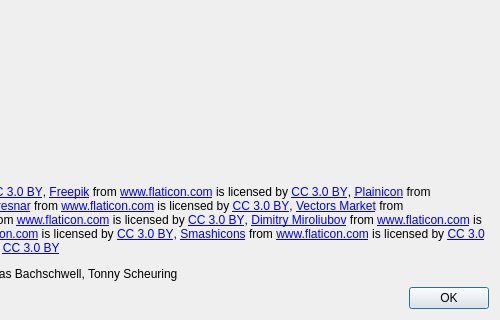
Above: src/aboutdialog.ui from roboticafacil/facilino before the change; both pictures show x 298 to 798 and y 250 to 570 of the 798 by 570 pixel window. Below: the same form after it.
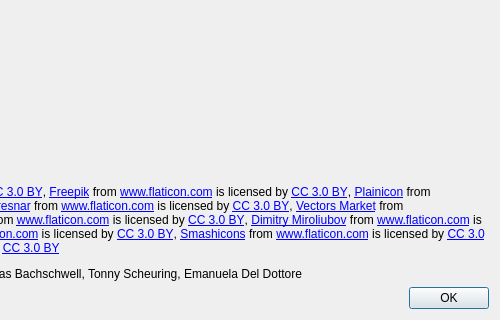
That is the form after the change. Icons and pictures are not drawn.

What changed in the file:
```diff
--- a/src/aboutdialog.ui
+++ b/src/aboutdialog.ui
@@ -39,7 +39,7 @@
    <item>
     <widget class="QLabel" name="label_4">
      <property name="text">
-      <string>&lt;html&gt;&lt;head/&gt;&lt;body&gt;&lt;p&gt;Facilino 1.2.2 (all rights reserved). Visit our store &lt;a href=&quot;https://roboticafacil.es&quot;&gt;&lt;span style=&quot; text-decoration: underline; color:#0000ff;&quot;&gt;roboticafacil.es&lt;/span&gt;&lt;/a&gt;.&lt;/p&gt;&lt;p&gt;Created by: Leopoldo Armesto Ángel&lt;/p&gt;&lt;p&gt;It uses the following open source projects:&lt;/p&gt;&lt;ul style=&quot;margin-top: 0px; margin-bottom: 0px; margin-left: 0px; margin-right: 0px; -qt-list-indent: 1;&quot;&gt;&lt;li style=&quot; margin-top:12px; margin-bottom:0px; margin-left:0px; margin-right:0px; -qt-block-indent:0; text-indent:0px;&quot;&gt;&lt;a href=&quot;http://www.qt.io/&quot;&gt;&lt;span style=&quot; text-decoration: underline; color:#0000ff;&quot;&gt;Qt 5&lt;/span&gt;&lt;/a&gt;, The Qt Company (LGPL license 2.1).&lt;/li&gt;&lt;li style=&quot; margin-top:12px; margin-bottom:0px; margin-left:0px; margin-right:0px; -qt-block-indent:0; text-indent:0px;&quot;&gt;&lt;a href=&quot;https://developers.google.com/blockly/&quot;&gt;&lt;span style=&quot; text-decoration: underline; color:#0000ff;&quot;&gt;Google Blockly&lt;/span&gt;&lt;/a&gt; (MIT license).&lt;/li&gt;&lt;li style=&quot; margin-top:12px; margin-bottom:0px; margin-left:0px; margin-right:0px; -qt-block-indent:0; text-indent:0px;&quot;&gt;&lt;a href=&quot;https://github.com/bq/roboblocks&quot;&gt;&lt;span style=&quot; text-decoration: underline; color:#0000ff;&quot;&gt;Roboblocks&lt;/span&gt;&lt;/a&gt;, bq (LGPL license).&lt;/li&gt;&lt;li style=&quot; margin-top:12px; margin-bottom:0px; margin-left:0px; margin-right:0px; -qt-block-indent:0; text-indent:0px;&quot;&gt;&lt;a href=&quot;http://visualino.net&quot;&gt;&lt;span style=&quot; text-decoration: underline; color:#0000ff;&quot;&gt;Visualino&lt;/span&gt;&lt;/a&gt;, Victor Ruíz (MIT license).&lt;/li&gt;&lt;/ul&gt;&lt;p&gt;Icons made by:&lt;/p&gt;&lt;p&gt;&lt;a href=&quot; http://www.flaticon.com/authors/madebyoliver&quot;&gt;&lt;span style=&quot; text-decoration: underline; color:#0000ff;&quot;&gt;Madebyoliver&lt;/span&gt;&lt;/a&gt; from &lt;a href=&quot; http://www.flaticon.com&quot;&gt;&lt;span style=&quot; text-decoration: underline; color:#0000ff;&quot;&gt;www.flaticon.com&lt;/span&gt;&lt;/a&gt; is licensed by &lt;a href=&quot;http://creativecommons.org/licenses/by/3.0/&quot;&gt;&lt;span style=&quot; text-decoration: underline; color:#0000ff;&quot;&gt;CC 3.0 BY&lt;/span&gt;&lt;/a&gt;, &lt;a href=&quot;http://www.freepik.com&quot;&gt;&lt;span style=&quot; text-decoration: underline; color:#0000ff;&quot;&gt;Freepik&lt;/span&gt;&lt;/a&gt; from &lt;a href=&quot; http://www.flaticon.com&quot;&gt;&lt;span style=&quot; text-decoration: underline; color:#0000ff;&quot;&gt;www.flaticon.com&lt;/span&gt;&lt;/a&gt; is licensed by &lt;a href=&quot;http://creativecommons.org/licenses/by/3.0/&quot;&gt;&lt;span style=&quot; text-decoration: underline; color:#0000ff;&quot;&gt;CC 3.0 BY&lt;/span&gt;&lt;/a&gt;, &lt;a href=&quot;http://www.flaticon.com/authors/plainicon&quot;&gt;&lt;span style=&quot; text-decoration: underline; color:#0000ff;&quot;&gt;Plainicon&lt;/span&gt;&lt;/a&gt; from &lt;a href=&quot; http://www.flaticon.com&quot;&gt;&lt;span style=&quot; text-decoration: underline; color:#0000ff;&quot;&gt;www.flaticon.com&lt;/span&gt;&lt;/a&gt; is licensed by &lt;a href=&quot;http://creativecommons.org/licenses/by/3.0/&quot;&gt;&lt;span style=&quot; text-decoration: underline; color:#0000ff;&quot;&gt;CC 3.0 BY&lt;/span&gt;&lt;/a&gt;, &lt;a href=&quot;http://www.flaticon.com/authors/gregor-cresnar&quot;&gt;&lt;span style=&quot; text-decoration: underline; color:#0000ff;&quot;&gt;Gregor Cresnar&lt;/span&gt;&lt;/a&gt; from &lt;a href=&quot; http://www.flaticon.com&quot;&gt;&lt;span style=&quot; text-decoration: underline; color:#0000ff;&quot;&gt;www.flaticon.com&lt;/span&gt;&lt;/a&gt; is licensed by &lt;a href=&quot;http://creativecommons.org/licenses/by/3.0/&quot;&gt;&lt;span style=&quot; text-decoration: underline; color:#0000ff;&quot;&gt;CC 3.0 BY&lt;/span&gt;&lt;/a&gt;, &lt;a href=&quot;http://www.flaticon.com/authors/vectors-market&quot;&gt;&lt;span style=&quot; text-decoration: underline; color:#0000ff;&quot;&gt;Vectors Market&lt;/span&gt;&lt;/a&gt; from &lt;a href=&quot; http://www.flaticon.com&quot;&gt;&lt;span style=&quot; text-decoration: underline; color:#0000ff;&quot;&gt;www.flaticon.com&lt;/span&gt;&lt;/a&gt; is licensed by &lt;a href=&quot;http://creativecommons.org/licenses/by/3.0/&quot;&gt;&lt;span style=&quot; text-decoration: underline; color:#0000ff;&quot;&gt;CC 3.0 BY&lt;/span&gt;&lt;/a&gt;, &lt;a href=&quot; http://www.flaticon.com/authors/google&quot;&gt;&lt;span style=&quot; text-decoration: underline; color:#0000ff;&quot;&gt;Google&lt;/span&gt;&lt;/a&gt; from &lt;a href=&quot; http://www.flaticon.com&quot;&gt;&lt;span style=&quot; text-decoration: underline; color:#0000ff;&quot;&gt;www.flaticon.com&lt;/span&gt;&lt;/a&gt; is licensed by &lt;a href=&quot;http://creativecommons.org/licenses/by/3.0/&quot;&gt;&lt;span style=&quot; text-decoration: underline; color:#0000ff;&quot;&gt;CC 3.0 BY&lt;/span&gt;&lt;/a&gt;, &lt;a href=&quot;http://www.flaticon.com/authors/dimitry-miroliubov&quot;&gt;&lt;span style=&quot; text-decoration: underline; color:#0000ff;&quot;&gt;Dimitry Miroliubov&lt;/span&gt;&lt;/a&gt; from &lt;a href=&quot;http://www.flaticon.com&quot;&gt;&lt;span style=&quot; text-decoration: underline; color:#0000ff;&quot;&gt;www.flaticon.com&lt;/span&gt;&lt;/a&gt; is licensed by &lt;a href=&quot;http://creativecommons.org/licenses/by/3.0/&quot;&gt;&lt;span style=&quot; text-decoration: underline; color:#0000ff;&quot;&gt;CC 3.0 BY&lt;/span&gt;&lt;/a&gt;, &lt;a href=&quot; https://www.flaticon.com/authors/eleonor-wang&quot;&gt;&lt;span style=&quot; text-decoration: underline; color:#0000ff;&quot;&gt;Eleonor Wang&lt;/span&gt;&lt;/a&gt; from &lt;a href=&quot;http://www.flaticon.com&quot;&gt;&lt;span style=&quot; text-decoration: underline; color:#0000ff;&quot;&gt;www.flaticon.com&lt;/span&gt;&lt;/a&gt; is licensed by &lt;a href=&quot;http://creativecommons.org/licenses/by/3.0/&quot;&gt;&lt;span style=&quot; text-decoration: underline; color:#0000ff;&quot;&gt;CC 3.0 BY&lt;/span&gt;&lt;/a&gt;, &lt;a href=&quot;https://www.flaticon.com/authors/smashicons&quot;&gt;&lt;span style=&quot; text-decoration: underline; color:#0000ff;&quot;&gt;Smashicons&lt;/span&gt;&lt;/a&gt; from &lt;a href=&quot;http://www.flaticon.com&quot;&gt;&lt;span style=&quot; text-decoration: underline; color:#0000ff;&quot;&gt;www.flaticon.com&lt;/span&gt;&lt;/a&gt; is licensed by &lt;a href=&quot;http://creativecommons.org/licenses/by/3.0/&quot;&gt;&lt;span style=&quot; text-decoration: underline; color:#0000ff;&quot;&gt;CC 3.0 BY&lt;/span&gt;&lt;/a&gt;, &lt;a href=&quot;https://www.flaticon.com/authors/those-icons&quot;&gt;&lt;span style=&quot; text-decoration: underline; color:#0000ff;&quot;&gt;Those Icons&lt;/span&gt;&lt;/a&gt; from &lt;a href=&quot;http://www.flaticon.com&quot;&gt;&lt;span style=&quot; text-decoration: underline; color:#0000ff;&quot;&gt;www.flaticon.com&lt;/span&gt;&lt;/a&gt; is licensed by &lt;a href=&quot;http://creativecommons.org/licenses/by/3.0/&quot;&gt;&lt;span style=&quot; text-decoration: underline; color:#0000ff;&quot;&gt;CC 3.0 BY&lt;/span&gt;&lt;/a&gt;&lt;/p&gt;&lt;p&gt;Acknowledgements: Florentino Fernández Cueto, Lukas Bachschwell, Tonny Scheuring&lt;/p&gt;&lt;/body&gt;&lt;/html&gt;</string>
+      <string>&lt;html&gt;&lt;head/&gt;&lt;body&gt;&lt;p&gt;Facilino 1.2.2 (all rights reserved). Visit our store &lt;a href=&quot;https://roboticafacil.es&quot;&gt;&lt;span style=&quot; text-decoration: underline; color:#0000ff;&quot;&gt;roboticafacil.es&lt;/span&gt;&lt;/a&gt;.&lt;/p&gt;&lt;p&gt;Created by: Leopoldo Armesto Ángel&lt;/p&gt;&lt;p&gt;It uses the following open source projects:&lt;/p&gt;&lt;ul style=&quot;margin-top: 0px; margin-bottom: 0px; margin-left: 0px; margin-right: 0px; -qt-list-indent: 1;&quot;&gt;&lt;li style=&quot; margin-top:12px; margin-bottom:0px; margin-left:0px; margin-right:0px; -qt-block-indent:0; text-indent:0px;&quot;&gt;&lt;a href=&quot;http://www.qt.io/&quot;&gt;&lt;span style=&quot; text-decoration: underline; color:#0000ff;&quot;&gt;Qt 5&lt;/span&gt;&lt;/a&gt;, The Qt Company (LGPL license 2.1).&lt;/li&gt;&lt;li style=&quot; margin-top:12px; margin-bottom:0px; margin-left:0px; margin-right:0px; -qt-block-indent:0; text-indent:0px;&quot;&gt;&lt;a href=&quot;https://developers.google.com/blockly/&quot;&gt;&lt;span style=&quot; text-decoration: underline; color:#0000ff;&quot;&gt;Google Blockly&lt;/span&gt;&lt;/a&gt; (MIT license).&lt;/li&gt;&lt;li style=&quot; margin-top:12px; margin-bottom:0px; margin-left:0px; margin-right:0px; -qt-block-indent:0; text-indent:0px;&quot;&gt;&lt;a href=&quot;https://github.com/bq/roboblocks&quot;&gt;&lt;span style=&quot; text-decoration: underline; color:#0000ff;&quot;&gt;Roboblocks&lt;/span&gt;&lt;/a&gt;, bq (LGPL license).&lt;/li&gt;&lt;li style=&quot; margin-top:12px; margin-bottom:0px; margin-left:0px; margin-right:0px; -qt-block-indent:0; text-indent:0px;&quot;&gt;&lt;a href=&quot;http://visualino.net&quot;&gt;&lt;span style=&quot; text-decoration: underline; color:#0000ff;&quot;&gt;Visualino&lt;/span&gt;&lt;/a&gt;, Victor Ruíz (MIT license).&lt;/li&gt;&lt;/ul&gt;&lt;p&gt;Icons made by:&lt;/p&gt;&lt;p&gt;&lt;a href=&quot; http://www.flaticon.com/authors/madebyoliver&quot;&gt;&lt;span style=&quot; text-decoration: underline; color:#0000ff;&quot;&gt;Madebyoliver&lt;/span&gt;&lt;/a&gt; from &lt;a href=&quot; http://www.flaticon.com&quot;&gt;&lt;span style=&quot; text-decoration: underline; color:#0000ff;&quot;&gt;www.flaticon.com&lt;/span&gt;&lt;/a&gt; is licensed by &lt;a href=&quot;http://creativecommons.org/licenses/by/3.0/&quot;&gt;&lt;span style=&quot; text-decoration: underline; color:#0000ff;&quot;&gt;CC 3.0 BY&lt;/span&gt;&lt;/a&gt;, &lt;a href=&quot;http://www.freepik.com&quot;&gt;&lt;span style=&quot; text-decoration: underline; color:#0000ff;&quot;&gt;Freepik&lt;/span&gt;&lt;/a&gt; from &lt;a href=&quot; http://www.flaticon.com&quot;&gt;&lt;span style=&quot; text-decoration: underline; color:#0000ff;&quot;&gt;www.flaticon.com&lt;/span&gt;&lt;/a&gt; is licensed by &lt;a href=&quot;http://creativecommons.org/licenses/by/3.0/&quot;&gt;&lt;span style=&quot; text-decoration: underline; color:#0000ff;&quot;&gt;CC 3.0 BY&lt;/span&gt;&lt;/a&gt;, &lt;a href=&quot;http://www.flaticon.com/authors/plainicon&quot;&gt;&lt;span style=&quot; text-decoration: underline; color:#0000ff;&quot;&gt;Plainicon&lt;/span&gt;&lt;/a&gt; from &lt;a href=&quot; http://www.flaticon.com&quot;&gt;&lt;span style=&quot; text-decoration: underline; color:#0000ff;&quot;&gt;www.flaticon.com&lt;/span&gt;&lt;/a&gt; is licensed by &lt;a href=&quot;http://creativecommons.org/licenses/by/3.0/&quot;&gt;&lt;span style=&quot; text-decoration: underline; color:#0000ff;&quot;&gt;CC 3.0 BY&lt;/span&gt;&lt;/a&gt;, &lt;a href=&quot;http://www.flaticon.com/authors/gregor-cresnar&quot;&gt;&lt;span style=&quot; text-decoration: underline; color:#0000ff;&quot;&gt;Gregor Cresnar&lt;/span&gt;&lt;/a&gt; from &lt;a href=&quot; http://www.flaticon.com&quot;&gt;&lt;span style=&quot; text-decoration: underline; color:#0000ff;&quot;&gt;www.flaticon.com&lt;/span&gt;&lt;/a&gt; is licensed by &lt;a href=&quot;http://creativecommons.org/licenses/by/3.0/&quot;&gt;&lt;span style=&quot; text-decoration: underline; color:#0000ff;&quot;&gt;CC 3.0 BY&lt;/span&gt;&lt;/a&gt;, &lt;a href=&quot;http://www.flaticon.com/authors/vectors-market&quot;&gt;&lt;span style=&quot; text-decoration: underline; color:#0000ff;&quot;&gt;Vectors Market&lt;/span&gt;&lt;/a&gt; from &lt;a href=&quot; http://www.flaticon.com&quot;&gt;&lt;span style=&quot; text-decoration: underline; color:#0000ff;&quot;&gt;www.flaticon.com&lt;/span&gt;&lt;/a&gt; is licensed by &lt;a href=&quot;http://creativecommons.org/licenses/by/3.0/&quot;&gt;&lt;span style=&quot; text-decoration: underline; color:#0000ff;&quot;&gt;CC 3.0 BY&lt;/span&gt;&lt;/a&gt;, &lt;a href=&quot; http://www.flaticon.com/authors/google&quot;&gt;&lt;span style=&quot; text-decoration: underline; color:#0000ff;&quot;&gt;Google&lt;/span&gt;&lt;/a&gt; from &lt;a href=&quot; http://www.flaticon.com&quot;&gt;&lt;span style=&quot; text-decoration: underline; color:#0000ff;&quot;&gt;www.flaticon.com&lt;/span&gt;&lt;/a&gt; is licensed by &lt;a href=&quot;http://creativecommons.org/licenses/by/3.0/&quot;&gt;&lt;span style=&quot; text-decoration: underline; color:#0000ff;&quot;&gt;CC 3.0 BY&lt;/span&gt;&lt;/a&gt;, &lt;a href=&quot;http://www.flaticon.com/authors/dimitry-miroliubov&quot;&gt;&lt;span style=&quot; text-decoration: underline; color:#0000ff;&quot;&gt;Dimitry Miroliubov&lt;/span&gt;&lt;/a&gt; from &lt;a href=&quot;http://www.flaticon.com&quot;&gt;&lt;span style=&quot; text-decoration: underline; color:#0000ff;&quot;&gt;www.flaticon.com&lt;/span&gt;&lt;/a&gt; is licensed by &lt;a href=&quot;http://creativecommons.org/licenses/by/3.0/&quot;&gt;&lt;span style=&quot; text-decoration: underline; color:#0000ff;&quot;&gt;CC 3.0 BY&lt;/span&gt;&lt;/a&gt;, &lt;a href=&quot; https://www.flaticon.com/authors/eleonor-wang&quot;&gt;&lt;span style=&quot; text-decoration: underline; color:#0000ff;&quot;&gt;Eleonor Wang&lt;/span&gt;&lt;/a&gt; from &lt;a href=&quot;http://www.flaticon.com&quot;&gt;&lt;span style=&quot; text-decoration: underline; color:#0000ff;&quot;&gt;www.flaticon.com&lt;/span&gt;&lt;/a&gt; is licensed by &lt;a href=&quot;http://creativecommons.org/licenses/by/3.0/&quot;&gt;&lt;span style=&quot; text-decoration: underline; color:#0000ff;&quot;&gt;CC 3.0 BY&lt;/span&gt;&lt;/a&gt;, &lt;a href=&quot;https://www.flaticon.com/authors/smashicons&quot;&gt;&lt;span style=&quot; text-decoration: underline; color:#0000ff;&quot;&gt;Smashicons&lt;/span&gt;&lt;/a&gt; from &lt;a href=&quot;http://www.flaticon.com&quot;&gt;&lt;span style=&quot; text-decoration: underline; color:#0000ff;&quot;&gt;www.flaticon.com&lt;/span&gt;&lt;/a&gt; is licensed by &lt;a href=&quot;http://creativecommons.org/licenses/by/3.0/&quot;&gt;&lt;span style=&quot; text-decoration: underline; color:#0000ff;&quot;&gt;CC 3.0 BY&lt;/span&gt;&lt;/a&gt;, &lt;a href=&quot;https://www.flaticon.com/authors/those-icons&quot;&gt;&lt;span style=&quot; text-decoration: underline; color:#0000ff;&quot;&gt;Those Icons&lt;/span&gt;&lt;/a&gt; from &lt;a href=&quot;http://www.flaticon.com&quot;&gt;&lt;span style=&quot; text-decoration: underline; color:#0000ff;&quot;&gt;www.flaticon.com&lt;/span&gt;&lt;/a&gt; is licensed by &lt;a href=&quot;http://creativecommons.org/licenses/by/3.0/&quot;&gt;&lt;span style=&quot; text-decoration: underline; color:#0000ff;&quot;&gt;CC 3.0 BY&lt;/span&gt;&lt;/a&gt;&lt;/p&gt;&lt;p&gt;Acknowledgements: Florentino Fernández Cueto, Lukas Bachschwell, Tonny Scheuring, Emanuela Del Dottore&lt;/p&gt;&lt;/body&gt;&lt;/html&gt;</string>
      </property>
      <property name="wordWrap">
       <bool>true</bool>
```
